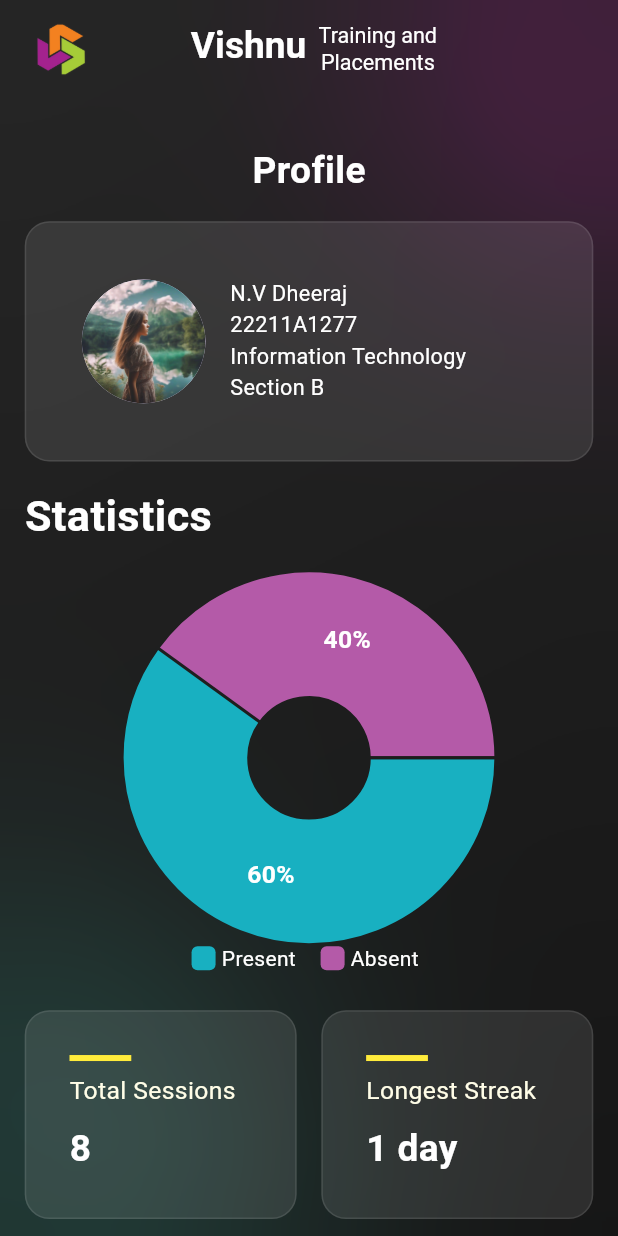
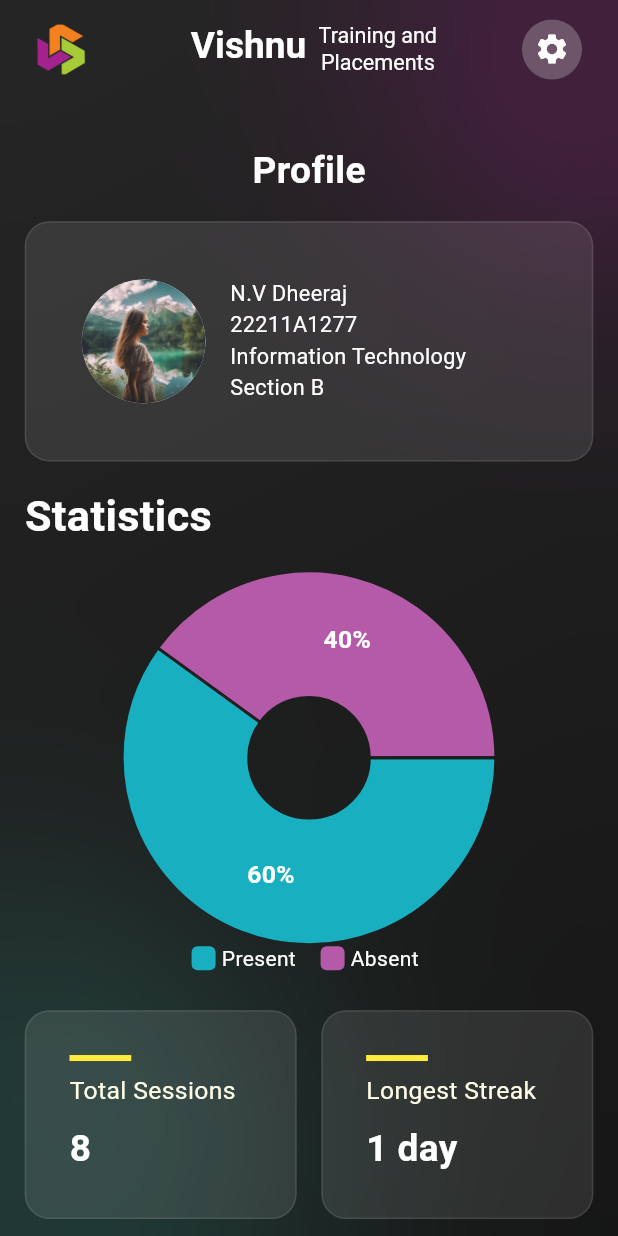
Before and after one commit to Abhi-0987/Vishnu-Training-Placement, a Flutter app: the StudentProfileScreen screen opened directly, on a phone screen of 412 x 824 dp. Run offline on Flutter 3.47's test engine with Material 3 defaults, Android fonts, the light colour scheme and no system bars; drawn by our look-alikes of pie_chart; our stand-ins replace file_picker, fl_chart, table_calendar; missing offline and left inert: excel; Roboto replaces fonts that are missing (Alata); project files that could hold a hidden picture were left out.

Commit message:
Removed custom_appbar_profile.dart

```diff
--- a/lib/screens/student_homescreen.dart
+++ b/lib/screens/student_homescreen.dart
@@ -1,7 +1,6 @@
 import 'dart:ui';
 import 'package:flutter/material.dart';
 import 'package:vishnu_training_and_placements/roots/app_roots.dart';
-import 'package:vishnu_training_and_placements/widgets/custom_appbar_profile.dart';
 //import 'package:flutter/widgets.dart';
 import 'package:vishnu_training_and_placements/widgets/screens_background.dart';
 import 'package:vishnu_training_and_placements/widgets/custom_appbar.dart';
@@ -23,7 +22,7 @@ class _StudentHomeScreenState extends State<StudentHomeScreen> {
     return Scaffold(
       backgroundColor: Colors.black,
       extendBodyBehindAppBar: true,
-      appBar: CustomAppBarProfile(), // Dark theme background
+      appBar: CustomAppBar(), // Dark theme background
       body: Stack(
         children: [
           // Background with elliptical containers
--- a/lib/screens/student_profile.dart
+++ b/lib/screens/student_profile.dart
@@ -21,7 +21,7 @@ class StudentProfileScreen extends StatelessWidget {
       },
       child: Scaffold(
         extendBodyBehindAppBar: true,
-        appBar: const CustomAppBar(),
+        appBar: const CustomAppBar(isProfileScreen: true),
         backgroundColor: Colors.black,
         body: Stack(
           children: [
--- a/lib/widgets/custom_appbar.dart
+++ b/lib/widgets/custom_appbar.dart
@@ -1,7 +1,16 @@
 import 'package:flutter/material.dart';
+import 'package:vishnu_training_and_placements/roots/app_roots.dart';
 
-class CustomAppBar extends StatelessWidget implements PreferredSizeWidget {
-  const CustomAppBar({super.key});
+class CustomAppBar extends StatelessWidget
+    implements PreferredSizeWidget {
+  const CustomAppBar({
+    super.key,
+    this.showProfileIcon = true,
+    this.isProfileScreen = false,
+  });
+
+  final bool showProfileIcon;
+  final bool isProfileScreen;
 
   @override
   Size get preferredSize => const Size.fromHeight(kToolbarHeight + 40);
@@ -18,11 +27,11 @@ class CustomAppBar extends StatelessWidget implements PreferredSizeWidget {
       automaticallyImplyLeading: false,
       toolbarHeight: height * 0.08,
       title: Row(
+        mainAxisAlignment: MainAxisAlignment.spaceBetween,
         children: [
-          Image.asset(
-            'assets/logo.png',
-            height: height * 0.06,
-          ),
+          Row(
+            children: [
+              Image.asset('assets/logo.png', height: height * 0.06),
               SizedBox(width: width * 0.15),
               Row(
                 crossAxisAlignment: CrossAxisAlignment.start,
@@ -33,7 +42,8 @@ class CustomAppBar extends StatelessWidget implements PreferredSizeWidget {
                       color: Colors.white,
                       fontSize: width * 0.06,
                       fontWeight: FontWeight.bold,
-                    fontFamily: 'Alata'),
+                      fontFamily: 'Alata',
+                    ),
                   ),
                   SizedBox(width: width * 0.02),
                   Column(
@@ -43,7 +53,8 @@ class CustomAppBar extends StatelessWidget implements PreferredSizeWidget {
                         style: TextStyle(
                           color: Colors.white,
                           fontSize: width * 0.035,
-                        fontFamily: 'Alata'),
+                          fontFamily: 'Alata',
+                        ),
                       ),
                       Text(
                         'Placements',
@@ -58,6 +69,28 @@ class CustomAppBar extends StatelessWidget implements PreferredSizeWidget {
               ),
             ],
           ),
+          if (showProfileIcon)
+            IconButton(
+              icon: CircleAvatar(
+                backgroundColor: Colors.white24,
+                child: Icon(
+                  isProfileScreen ? Icons.settings : Icons.person,
+                  color: Colors.white,
+                ),
+              ),
+              onPressed: () {
+                if (isProfileScreen) {
+                  Navigator.pushReplacementNamed(
+                    context,
+                    AppRoutes.studentHomeScreen,
+                  );
+                } else {
+                  Navigator.pushNamed(context, AppRoutes.studentProfileScreen);
+                }
+              },
+            ),
+        ],
+      ),
     );
   }
 }
```
Also changed, not shown: lib/widgets/custom_appbar_profile.dart (deleted, +0 -80 lines). Lines whose indentation alone changed are shown as unchanged.
